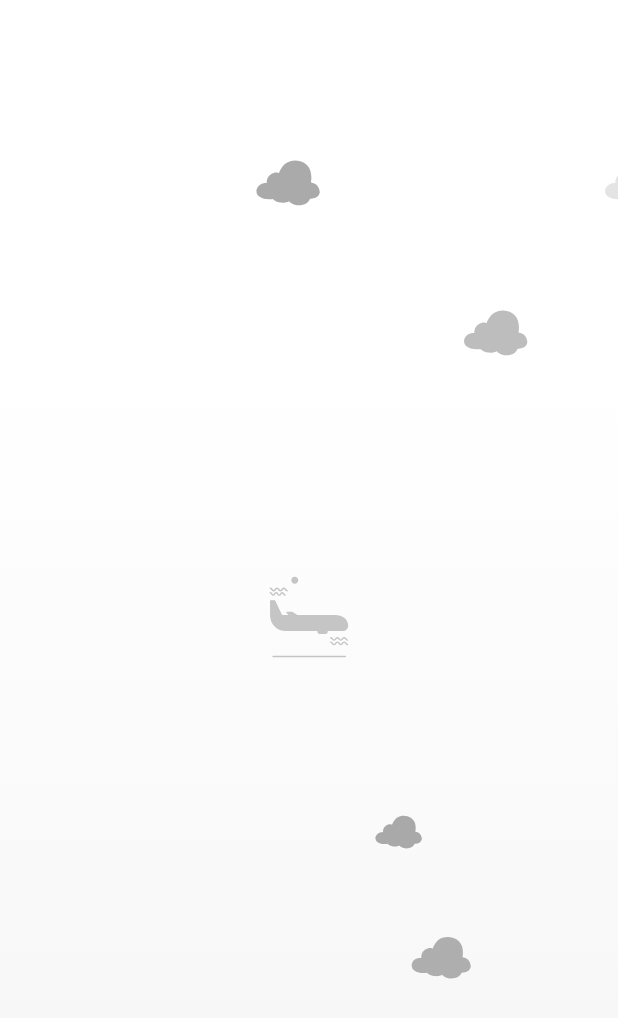
After one commit to mishraadityan09/flightmojoclone, a Flutter app: the FlyingScene screen opened directly, on a phone screen of 412 x 824 dp. The commit adds this screen. Shown: the top 1018 px of the screen. Run offline on Flutter 3.47's test engine with Material 3 defaults, Android fonts, the phone set to English and light mode, and no system bars; our stand-ins replace carousel_slider, flutter_svg, go_router, google_fonts, lucide_icons_flutter; network calls fail.

Commit message:
loader-page-created

```diff
--- /dev/null
+++ b/lib/core/common/plane_loader.dart
@@ -0,0 +1,174 @@
+import 'package:flutter/material.dart';
+import 'package:flutter_svg/flutter_svg.dart';
+
+class FlyingScene extends StatefulWidget {
+  const FlyingScene({Key? key}) : super(key: key);
+
+  @override
+  State<FlyingScene> createState() => _FlyingSceneState();
+}
+
+class _FlyingSceneState extends State<FlyingScene>
+    with SingleTickerProviderStateMixin {
+  late AnimationController _controller;
+
+  @override
+  void initState() {
+    super.initState();
+
+    _controller = AnimationController(
+      duration: const Duration(seconds: 10),
+      vsync: this,
+    )..repeat();
+  }
+
+  @override
+  void dispose() {
+    _controller.dispose();
+    super.dispose();
+  }
+
+  @override
+  Widget build(BuildContext context) {
+    final screenWidth = MediaQuery.of(context).size.width;
+    final screenHeight = MediaQuery.of(context).size.height;
+
+    return Scaffold(
+      backgroundColor: const Color(0xFF1E1E1E), // Theme dark background
+      body: AnimatedBuilder(
+        animation: _controller,
+        builder: (context, child) {
+          // Cloud offset: move to left and repeat
+          final cloudOffset = (_controller.value * screenWidth * 2) % screenWidth;
+
+          return Stack(
+            children: [
+              // Gradient sky background with theme colors
+              Container(
+                decoration: BoxDecoration(
+                  gradient: LinearGradient(
+                    begin: Alignment.topCenter,
+                    end: Alignment.bottomCenter,
+                    colors: [
+                      const Color.fromARGB(255, 255, 255, 255), // Dark at top
+                      const Color.fromARGB(255, 255, 255, 255), // Slightly lighter
+                       // Orange tint
+                      const Color(0xFFF5F5F5), // Light at bottom
+                    ],
+                    stops: const [0.0, 0.3, 1.0],
+                  ),
+                ),
+              ),
+
+              // Moving cloud layer above plane with fade effect
+              Positioned(
+                top: 100,
+                left: -cloudOffset,
+                child: Row(
+                  children: [
+                    cloudSvgWithFade(-cloudOffset, 0, screenWidth),
+                    SizedBox(width: screenWidth * 0.3),
+                    cloudSvgWithFade(-cloudOffset, screenWidth * 0.3 + 150, screenWidth),
+                    SizedBox(width: screenWidth * 0.2),
+                    cloudSvgWithFade(-cloudOffset, screenWidth * 0.5 + 300, screenWidth),
+                    SizedBox(width: screenWidth * 0.4),
+                    cloudSvgWithFade(-cloudOffset, screenWidth * 0.9 + 450, screenWidth),
+                  ],
+                ),
+              ),
+              Positioned(
+                top: 200,
+                left: screenWidth - cloudOffset,
+                child: Row(
+                  children: [
+                    cloudSvgWithFade(screenWidth - cloudOffset, 0, screenWidth),
+                    SizedBox(width: screenWidth * 0.25),
+                    cloudSvgWithFade(screenWidth - cloudOffset, screenWidth * 0.25 + 150, screenWidth),
+                    SizedBox(width: screenWidth * 0.35),
+                    cloudSvgWithFade(screenWidth - cloudOffset, screenWidth * 0.6 + 300, screenWidth),
+                  ],
+                ),
+              ),
+
+              // Centered plane (stationary) with orange accent
+              Align(
+                alignment: const Alignment(0, 0), // a bit to the right
+                child: Container(
+                  padding: const EdgeInsets.all(8),
+
+                  child: SvgPicture.asset(
+                    'assets/images/plane.svg',
+                    width: 60,
+                    height: 60,
+                    colorFilter: const ColorFilter.mode(
+                      Color.fromARGB(255, 197, 197, 197), // White plane to match theme
+                      BlendMode.srcIn,
+                    ),
+                  ),
+                ),
+              ),
+
+              // Few clouds below plane with fade effect
+              Positioned(
+                top: screenHeight * 0.65,
+                left: -cloudOffset * 0.8, // Slightly different speed
+                child: Row(
+                  children: [
+                    cloudSvgWithFade(-cloudOffset * 0.8, 0, screenWidth, size: 130),
+                    SizedBox(width: screenWidth * 0.5),
+                    cloudSvgWithFade(-cloudOffset * 0.8, screenWidth * 0.5 + 130, screenWidth, size: 110),
+                  ],
+                ),
+              ),
+              Positioned(
+                top: screenHeight * 0.75,
+                left: screenWidth - cloudOffset * 1.2,
+                child: cloudSvgWithFade(screenWidth - cloudOffset * 1.2, 0, screenWidth, size: 140),
+              ),
+            ],
+          );
+        },
+      ),
+    );
+  }
+
+  // Calculate fade opacity based on cloud position
+  double calculateFadeOpacity(double cloudPosition, double screenWidth) {
+    const fadeZone = 200.0; // Fade distance from screen edges
+
+    if (cloudPosition < -fadeZone) {
+      return 0.0; // Completely hidden before entering
+    } else if (cloudPosition < 0) {
+      // Fade in from left
+      return (cloudPosition + fadeZone) / fadeZone;
+    } else if (cloudPosition > screenWidth - fadeZone) {
+      // Fade out to right
+      return (screenWidth - cloudPosition) / fadeZone;
+    } else {
+      return 1.0; // Fully visible in the middle
+    }
+  }
+
+  // Cloud with fade effect
+  Widget cloudSvgWithFade(double containerLeft, double cloudOffset, double screenWidth, {double size = 150}) {
+    final cloudPosition = containerLeft + cloudOffset;
+    final opacity = calculateFadeOpacity(cloudPosition, screenWidth);
+
+    return Opacity(
+      opacity: opacity.clamp(0.0, 1.0),
+      child: cloudSvg(size: size),
+    );
+  }
+
+  Widget cloudSvg({double size = 150}) {
+    return SvgPicture.asset(
+      'assets/images/cloud.svg',
+      width: size,
+      height: size * 0.3, // Maintain aspect ratio
+      colorFilter: ColorFilter.mode(
+        const Color.fromARGB(255, 165, 165, 165).withOpacity(0.95),
+        BlendMode.srcIn,
+      ),
+    );
+  }
+}
--- a/lib/feature/home/presentaion/pages/home_page.dart
+++ b/lib/feature/home/presentaion/pages/home_page.dart
@@ -1,5 +1,6 @@
 // import 'package:flightmojo/core/theme/app_theme.dart';
 import 'package:carousel_slider/carousel_slider.dart';
+import 'package:flightmojo/core/common/plane_loader.dart';
 import 'package:flightmojo/feature/flights/presentation/pages/flights_search.dart';
 import 'package:flightmojo/feature/home/presentaion/widgets/coupon_card.dart';
 import 'package:flightmojo/feature/home/presentaion/widgets/flight_deal.dart';
@@ -275,6 +276,9 @@ class _HomePageState extends State<HomePage> {
                 ],
               ),
             ),
+
+
+
           ],
         ),
       ),
@@ -627,7 +631,7 @@ class _HomePageState extends State<HomePage> {
               aspectRatio: screenWidth < 400
                   ? 16 / 9
                   : 2 / 1, // Use aspect ratio instead of fixed height
-              viewportFraction: screenWidth < 400 ? 0.52 : 0.45,
+              viewportFraction: screenWidth < 400 ? 0.48 : 0.45,
               enableInfiniteScroll: false,
               enlargeCenterPage: false,
               enlargeFactor: 0.15,
```
Also changed, not shown: assets/images/airplane-svgrepo-com.svg (added), assets/images/cloud.svg (added), assets/images/flight.svg (added), assets/images/plane.svg (added).
